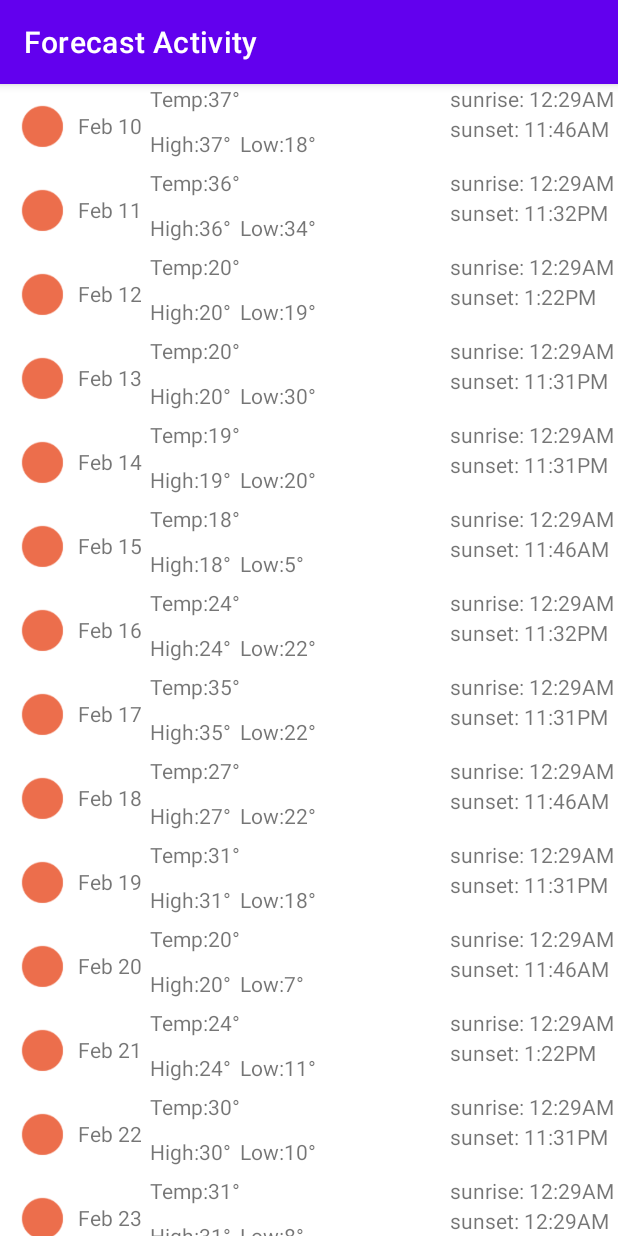
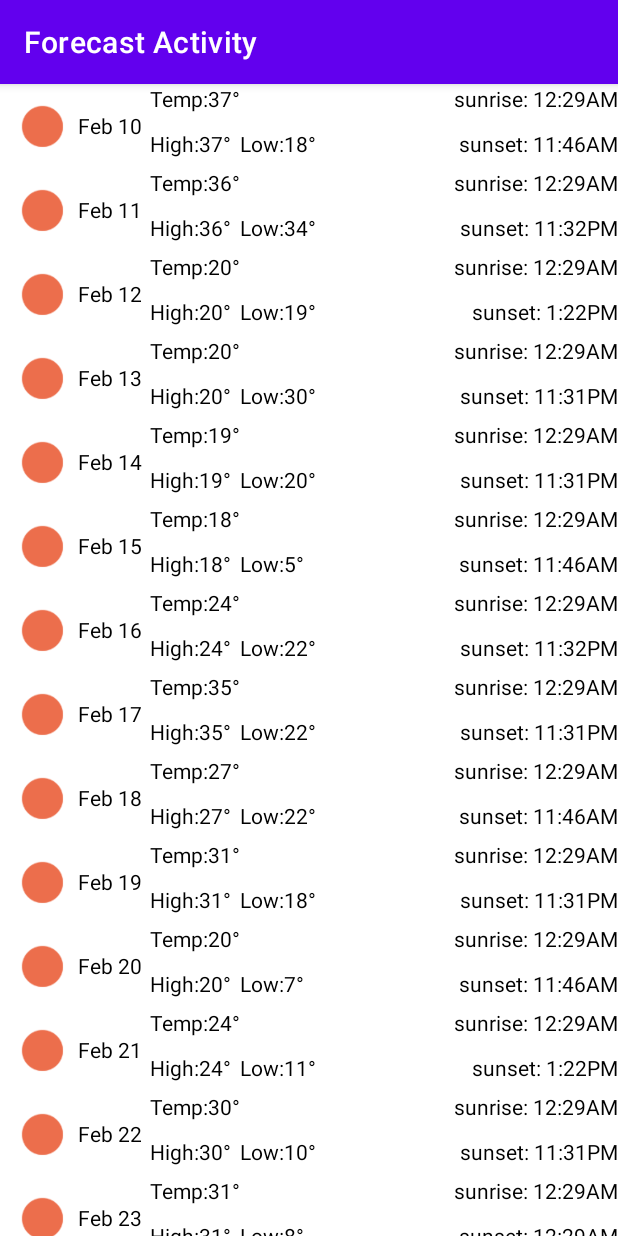
Before and after one commit to beesal10-ce/WeatherApp, an Android app: the ForecastActivity screen opened directly, with no data from a screen before it, on a phone screen of 412 x 824 dp. Run offline under Robolectric (Android 15) with nearby library versions, the phone set to English and light mode, and no system bars.

Commit message:
Assignment 3

```diff
--- a/app/src/main/java/firstapp/weatherapp/MainActivity.kt
+++ b/app/src/main/java/firstapp/weatherapp/MainActivity.kt
@@ -10,12 +10,17 @@ class MainActivity : AppCompatActivity() {
 
     private lateinit var button: Button
 
+
+
+
     private lateinit var conditionIcon :ImageView
     override fun onCreate(savedInstanceState: Bundle?) {
         super.onCreate(savedInstanceState)
         setContentView(R.layout.activity_main)
     conditionIcon =findViewById(R.id.condition_icon)
 
+        button  = findViewById(R.id.button)
+
         button.setOnClickListener{
             startActivity(Intent(this, ForecastActivity::class.java))
         }
--- a/app/src/main/res/layout/row_date.xml
+++ b/app/src/main/res/layout/row_date.xml
@@ -16,45 +16,52 @@
         tools:ignore="MissingConstraints"
         app:layout_constraintRight_toRightOf="parent"
         app:layout_constraintTop_toTopOf="parent"
+        android:contentDescription="@null"
       />
 
     <TextView
         android:id="@+id/date"
         android:layout_width="match_parent"
         android:layout_height="match_parent"
+        android:layout_marginStart="40dp"
+        android:gravity="start|center_vertical"
         android:paddingHorizontal="12dp"
-        android:gravity="start|center_vertical"
-        android:layout_marginLeft="40dp"
-        tools:text="date"
-        app:layout_constraintTop_toBottomOf="@id/sun"
-        app:layout_constraintStart_toStartOf="parent"
+        android:textColor="@color/black"
 
 
 
-        />
+        app:layout_constraintEnd_toStartOf="@+id/sun"
+        app:layout_constraintHorizontal_bias="0.0"
+
+
+        app:layout_constraintStart_toStartOf="parent"
+        tools:text="date" />
 
     <TextView
         android:id="@+id/sunrise"
-        android:layout_width="match_parent"
+        android:layout_width="wrap_content"
         android:layout_height="match_parent"
         android:text="@string/sunrise"
 
-        android:layout_marginLeft="300dp"
-        app:layout_constraintLeft_toLeftOf="@+id/date"
+        android:textColor="@color/black"
+        android:layout_marginStart="300dp"
+        app:layout_constraintEnd_toEndOf="parent"
 
         />
 
 
     <TextView
         android:id="@+id/sunset"
-        android:layout_width="match_parent"
+        android:layout_width="wrap_content"
         android:layout_height="match_parent"
-        tools:layout_editor_absoluteX="0dp"
-        tools:layout_editor_absoluteY="0dp"
+
         android:text="@string/sunset"
-        app:layout_constraintBottom_toBottomOf="@+id/sunrise"
-        android:layout_marginLeft="300dp"
-        android:layout_marginTop="20dp"
+        android:textColor="@color/black"
+
+
+        android:layout_marginStart="300dp"
+        android:layout_marginTop="30dp"
+        app:layout_constraintEnd_toEndOf="parent"
 
         />
 
@@ -63,9 +70,11 @@
         android:id="@+id/temp"
         android:layout_width="match_parent"
         android:layout_height="match_parent"
-        app:layout_constraintStart_toStartOf="@+id/date"
+        android:textColor="@color/black"
+        app:layout_constraintTop_toTopOf="@+id/date"
+
         android:text="@string/temp"
-        android:layout_marginLeft="100dp"
+        android:layout_marginStart="100dp"
 
         />
 
@@ -73,10 +82,11 @@
         android:id="@+id/tempHigh"
         android:layout_width="match_parent"
         android:layout_height="match_parent"
-        app:layout_constraintTop_toBottomOf="@+id/temp"
+
         android:text="@string/tempH"
+        android:textColor="@color/black"
         android:layout_marginTop="30dp"
-        android:layout_marginLeft="100dp"
+        android:layout_marginStart="100dp"
 
         />
 
@@ -84,10 +94,11 @@
         android:id="@+id/tempLow"
         android:layout_width="match_parent"
         android:layout_height="match_parent"
-        app:layout_constraintStart_toStartOf="@+id/tempHigh"
+
         android:text="@string/tempL"
         android:layout_marginTop="30dp"
-        android:layout_marginLeft="160dp"
+        android:textColor="@color/black"
+        android:layout_marginStart="160dp"
 
         />
 
```
